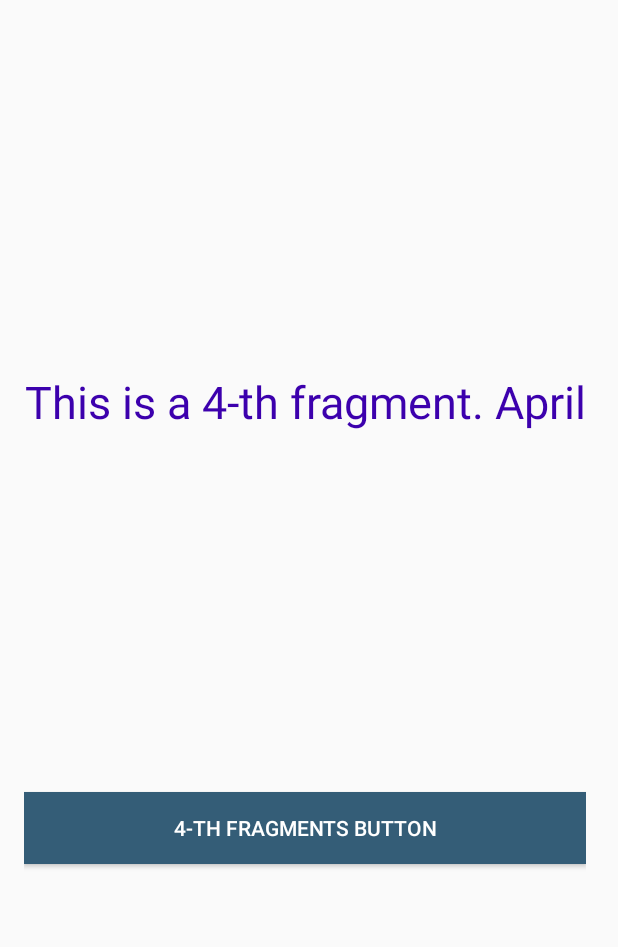
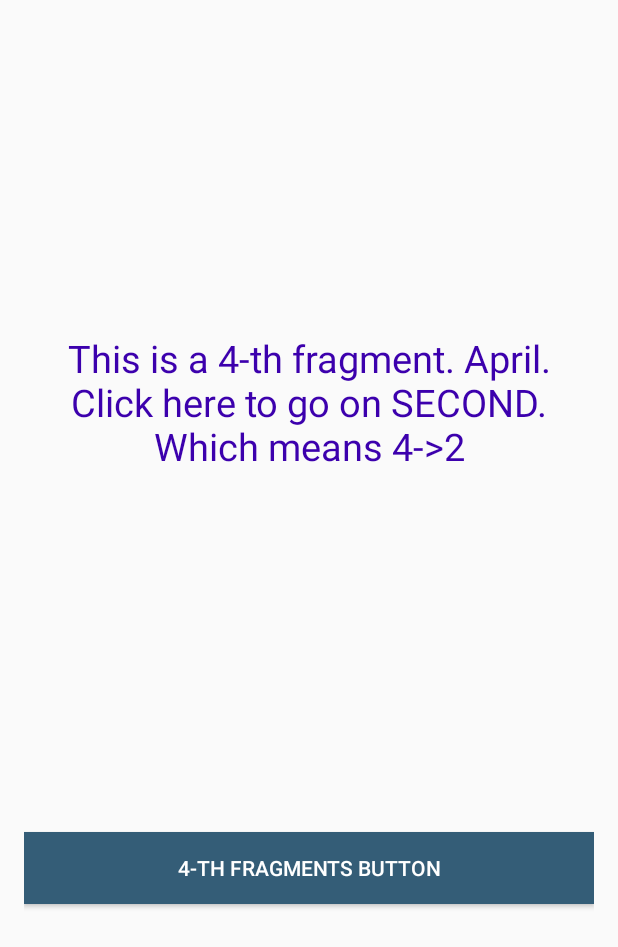
Before and after one commit to StanlyT/ObservableStudyingApp, an Android app: the fragment FourthFragment placed in its activity, on a phone screen of 412 x 824 dp. Shown: the top 947 px of the screen. Run offline under Robolectric (Android 15) with nearby library versions, the phone set to English and light mode, and no system bars.

Commit message:
everything is work

```diff
--- a/app/src/main/java/com/bignerdranch/android/mysecondfragment/FirstFragment.java
+++ b/app/src/main/java/com/bignerdranch/android/mysecondfragment/FirstFragment.java
@@ -8,10 +8,12 @@ import android.view.LayoutInflater;
 import android.view.View;
 import android.view.ViewGroup;
 import android.widget.Button;
+import android.widget.TextView;
 
 public class FirstFragment extends Fragment {
     public static final String TAG = "#~";
     private Button firstButton;
+    private TextView firstTextView;
 
     public void onCreate(Bundle bundle){
         super.onCreate(bundle);
@@ -22,6 +24,8 @@ public class FirstFragment extends Fragment {
         Log.d(TAG, "1st fragment onCreateView");
         View v = inflater.inflate(R.layout.first_fragment_layout, container, false);
         firstButton = (Button)v.findViewById(R.id.first_button);
+        firstTextView = (TextView) v.findViewById(R.id.first_textview_fragment);
+
 
         firstButton.setOnClickListener(new View.OnClickListener(){
             @Override
--- a/app/src/main/java/com/bignerdranch/android/mysecondfragment/FourthFragment.java
+++ b/app/src/main/java/com/bignerdranch/android/mysecondfragment/FourthFragment.java
@@ -8,10 +8,12 @@ import android.view.LayoutInflater;
 import android.view.View;
 import android.view.ViewGroup;
 import android.widget.Button;
+import android.widget.TextView;
 
 public class FourthFragment extends Fragment{
     public static final String TAG = "#~";
     private Button fourthButton;
+    private TextView fourthTextView;
 
     @Override
     public void onAttach(Context context) {
@@ -27,7 +29,17 @@ public class FourthFragment extends Fragment{
     public View onCreateView(LayoutInflater inflater, ViewGroup container, Bundle bundle){
         View v = inflater.inflate(R.layout.fourth_fragment_layout, container, false);
         fourthButton = (Button)v.findViewById(R.id.fourth_button);
+        fourthTextView = (TextView)v.findViewById(R.id.fourth_textview_fragment);
         Log.d(TAG, "                                                                             4-th fragment onCreateView");
+
+        fourthTextView.setOnClickListener(new View.OnClickListener(){
+            @Override
+            public void onClick(View v){
+                ((MainActivity)getActivity()).deleteCurrentFragment(FourthFragment.this);
+                ((MainActivity)getActivity()).fragmentManager.popBackStack();
+                ((MainActivity)getActivity()).fragmentManager.popBackStack();
+            }
+        });
 
         fourthButton.setOnClickListener(new View.OnClickListener(){
             @Override
--- a/app/src/main/res/layout/fourth_fragment_layout.xml
+++ b/app/src/main/res/layout/fourth_fragment_layout.xml
@@ -15,12 +15,12 @@
             android:id="@+id/fourth_textview_fragment"
             android:layout_width="wrap_content"
             android:layout_height="wrap_content"
-            android:textSize="30sp"
+            android:textSize="25sp"
             android:layout_marginBottom="140dp"
             android:layout_gravity="top"
             android:textAlignment="center"
             android:textColor="#3c00ad"
-            android:text="This is a 4-th fragment. April"/>
+            android:text="This is a 4-th fragment. April. Click here to go on SECOND. Which means 4->2"/>
         <Button
             android:id="@+id/fourth_button"
             android:layout_width="match_parent"
--- a/app/src/main/res/layout/second_fragment_layout.xml
+++ b/app/src/main/res/layout/second_fragment_layout.xml
@@ -21,7 +21,7 @@
             android:paddingBottom="20dp"
             android:layout_gravity="top"
             android:textAlignment="center"
-            android:text="This is a 2-nd fragment. February"/>
+            android:text="This is a 2-nd fragment. February. Click here to go on 1-st"/>
         <Button
             android:id="@+id/second_button"
             android:layout_width="match_parent"
--- a/app/src/main/res/layout/third_fragment_layout.xml
+++ b/app/src/main/res/layout/third_fragment_layout.xml
@@ -20,7 +20,7 @@
             android:paddingBottom="20dp"
             android:layout_gravity="top"
             android:textAlignment="center"
-            android:text="This is a 3-nd fragment. March"/>
+            android:text="This is a 3-nd fragment March. Click here to go on 2-nd"/>
         <Button
             android:id="@+id/third_button"
             android:layout_width="match_parent"
```
Also changed, not shown: app/src/main/java/com/bignerdranch/android/mysecondfragment/MainActivity.java (+26 -5 lines), app/src/main/java/com/bignerdranch/android/mysecondfragment/SecondFragment.java (+10 -0 lines), app/src/main/java/com/bignerdranch/android/mysecondfragment/ThirdFragment.java (+17 -0 lines).
